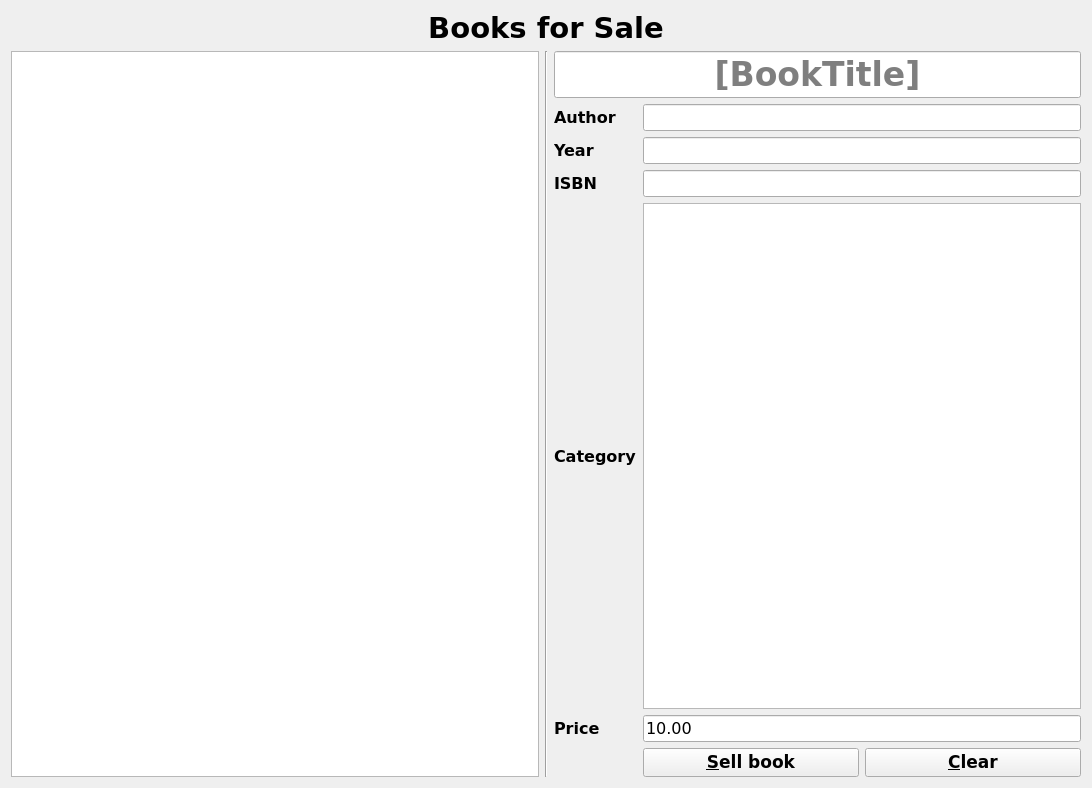
The window that LibraryManagementSystem/widgets/supplierHome/supplierhomeview.ui (NiroSugir/LibraryManagementSystem) describes before a commit, drawn with Qt 5.
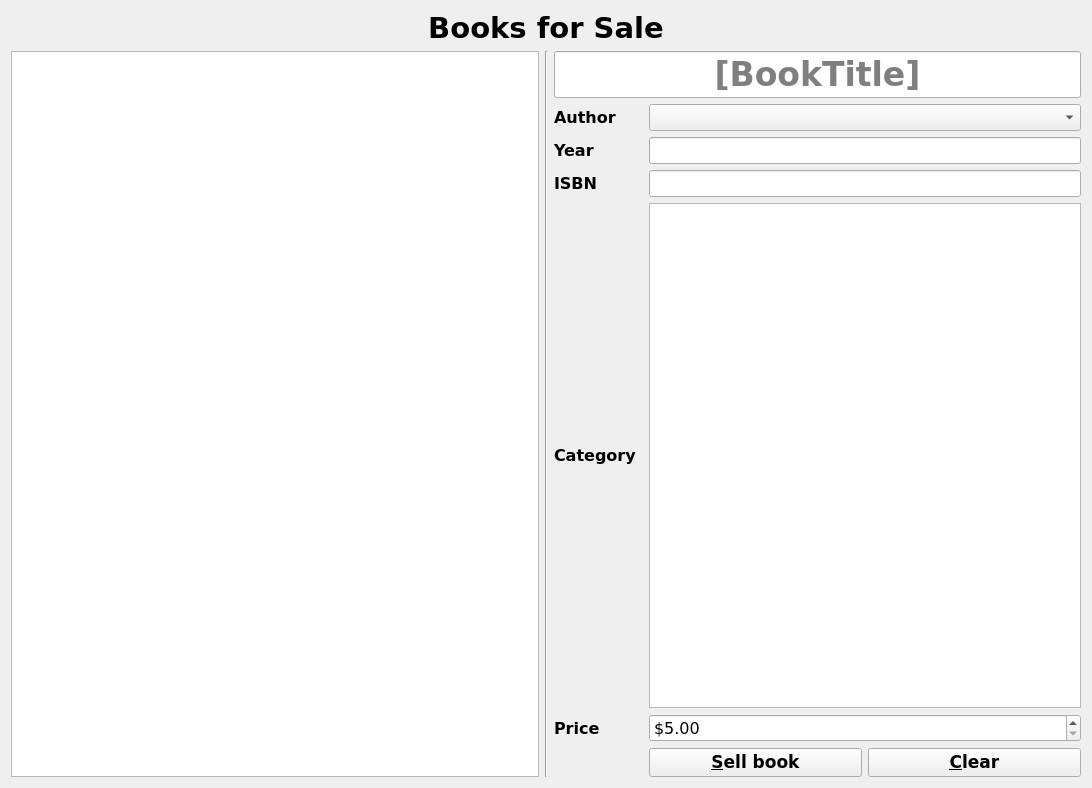
The same window after the commit.

Commit message: can list books for sale

Patch:
```diff
--- a/LibraryManagementSystem/widgets/supplierHome/supplierhomeview.ui
+++ b/LibraryManagementSystem/widgets/supplierHome/supplierhomeview.ui
@@ -71,18 +71,8 @@
      </item>
      <item>
       <layout class="QGridLayout" name="gridLayout">
-       <item row="2" column="1">
-        <widget class="QLineEdit" name="lineEditYear">
-         <property name="font">
-          <font>
-           <family>Verdana</family>
-           <pointsize>12</pointsize>
-          </font>
-         </property>
-        </widget>
-       </item>
        <item row="4" column="0">
-        <widget class="QLabel" name="label_6">
+        <widget class="QLabel" name="label_4">
          <property name="font">
           <font>
            <family>Verdana</family>
@@ -92,11 +82,58 @@
           </font>
          </property>
          <property name="text">
-          <string>Category</string>
+          <string>Year</string>
          </property>
         </widget>
        </item>
-       <item row="6" column="1">
+       <item row="6" column="2">
+        <widget class="QListWidget" name="listViewCategories">
+         <property name="selectionBehavior">
+          <enum>QAbstractItemView::SelectRows</enum>
+         </property>
+        </widget>
+       </item>
+       <item row="5" column="0">
+        <widget class="QLabel" name="label_5">
+         <property name="font">
+          <font>
+           <family>Verdana</family>
+           <pointsize>12</pointsize>
+           <weight>75</weight>
+           <bold>true</bold>
+          </font>
+         </property>
+         <property name="text">
+          <string>ISBN</string>
+         </property>
+        </widget>
+       </item>
+       <item row="5" column="2">
+        <widget class="QLineEdit" name="lineEditIsbn">
+         <property name="font">
+          <font>
+           <family>Verdana</family>
+           <pointsize>12</pointsize>
+          </font>
+         </property>
+        </widget>
+       </item>
+       <item row="1" column="0">
+        <widget class="QLabel" name="labelAuthor">
+         <property name="font">
+          <font>
+           <family>Verdana</family>
+           <pointsize>12</pointsize>
+           <weight>75</weight>
+           <bold>true</bold>
+          </font>
+         </property>
+         <property name="text">
+          <string>Author</string>
+         </property>
+        </widget>
+       </item>
+       <item row="9" column="2">
         <layout class="QHBoxLayout" name="horizontalLayout">
          <item>
           <widget class="QPushButton" name="buttonSellBook">
@@ -130,32 +167,61 @@
          </item>
         </layout>
        </item>
-       <item row="1" column="1">
-        <widget class="QLineEdit" name="lineEditAuthor">
+       <item row="6" column="0">
+        <widget class="QLabel" name="label_6">
          <property name="font">
           <font>
            <family>Verdana</family>
            <pointsize>12</pointsize>
+           <weight>75</weight>
+           <bold>true</bold>
           </font>
          </property>
+         <property name="text">
+          <string>Category</string>
+         </property>
         </widget>
        </item>
-       <item row="2" column="0">
-        <widget class="QLabel" name="label_4">
+       <item row="7" column="2">
+        <widget class="QDoubleSpinBox" name="doubleSpinBoxPrice">
+         <property name="prefix">
+          <string>$</string>
+         </property>
+         <property name="minimum">
+          <double>5.000000000000000</double>
+         </property>
+         <property name="maximum">
+          <double>300.000000000000000</double>
+         </property>
+         <property name="singleStep">
+          <double>5.000000000000000</double>
+         </property>
+        </widget>
+       </item>
+       <item row="4" column="2">
+        <widget class="QLineEdit" name="lineEditYear">
          <property name="font">
           <font>
            <family>Verdana</family>
            <pointsize>12</pointsize>
+          </font>
+         </property>
+        </widget>
+       </item>
+       <item row="7" column="0">
+        <widget class="QLabel" name="label_2">
+         <property name="font">
+          <font>
            <weight>75</weight>
            <bold>true</bold>
           </font>
          </property>
          <property name="text">
-          <string>Year</string>
+          <string>Price</string>
          </property>
         </widget>
        </item>
-       <item row="0" column="0" colspan="2">
+       <item row="0" column="0" colspan="3">
         <widget class="QLineEdit" name="lineEditTitle">
          <property name="sizeIncrement">
           <size>
@@ -188,72 +254,8 @@
          </property>
         </widget>
        </item>
-       <item row="4" column="1">
-        <widget class="QListWidget" name="listViewCategories">
-         <property name="selectionBehavior">
-          <enum>QAbstractItemView::SelectRows</enum>
-         </property>
-        </widget>
-       </item>
-       <item row="3" column="0">
-        <widget class="QLabel" name="label_5">
-         <property name="font">
-          <font>
-           <family>Verdana</family>
-           <pointsize>12</pointsize>
-           <weight>75</weight>
-           <bold>true</bold>
-          </font>
-         </property>
-         <property name="text">
-          <string>ISBN</string>
-         </property>
-        </widget>
-       </item>
-       <item row="3" column="1">
-        <widget class="QLineEdit" name="lineEditIsbn">
-         <property name="font">
-          <font>
-           <family>Verdana</family>
-           <pointsize>12</pointsize>
-          </font>
-         </property>
-        </widget>
-       </item>
-       <item row="1" column="0">
-        <widget class="QLabel" name="labelAuthor">
-         <property name="font">
-          <font>
-           <family>Verdana</family>
-           <pointsize>12</pointsize>
-           <weight>75</weight>
-           <bold>true</bold>
-          </font>
-         </property>
-         <property name="text">
-          <string>Author</string>
-         </property>
-        </widget>
-       </item>
-       <item row="5" column="0">
-        <widget class="QLabel" name="label_2">
-         <property name="font">
-          <font>
-           <weight>75</weight>
-           <bold>true</bold>
-          </font>
-         </property>
-         <property name="text">
-          <string>Price</string>
-         </property>
-        </widget>
-       </item>
-       <item row="5" column="1">
-        <widget class="QLineEdit" name="lineEdit">
-         <property name="text">
-          <string>10.00</string>
-         </property>
-        </widget>
+       <item row="1" column="2">
+        <widget class="QComboBox" name="comboBoxAuthors"/>
        </item>
       </layout>
      </item>
```
Left out of the diff: 4 changed lines with no effect on the pictures. The commit also changes 9 other files.
